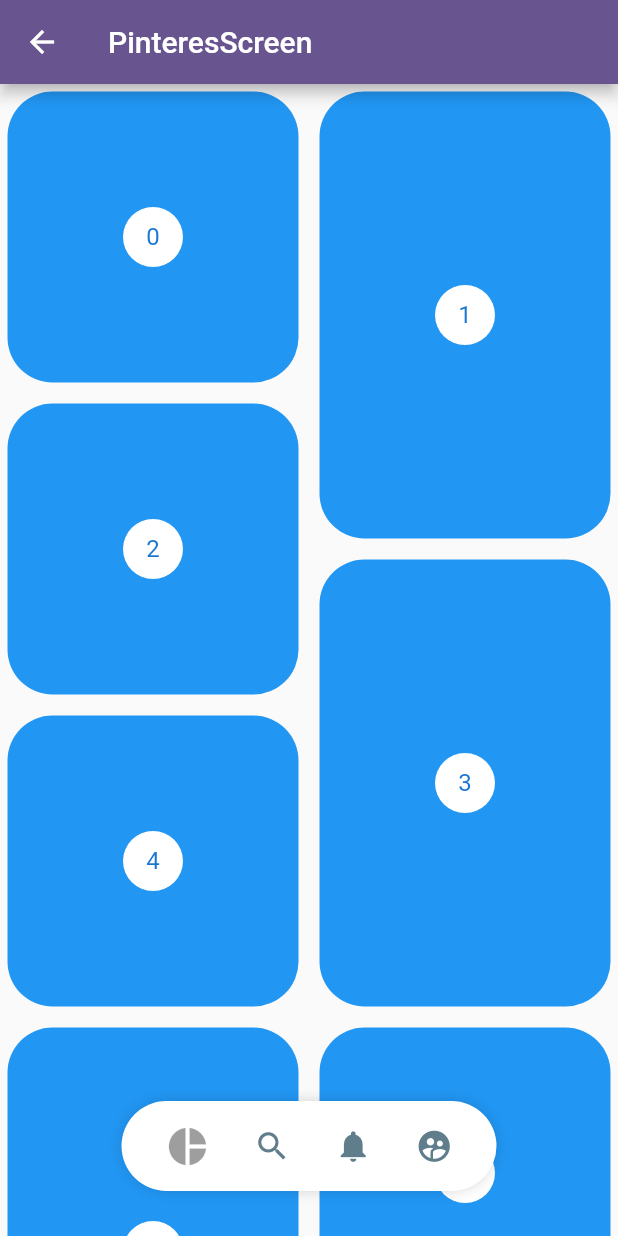
After one commit to shura1981/curso_diseno_flutter, a Flutter app: the PinteresScreen screen opened by its route, on a phone screen of 412 x 824 dp. The commit adds this screen. Run offline on Flutter 3.47's test engine with Material 3 defaults, Android fonts, the light colour scheme and no system bars; our stand-ins replace flutter_svg.

Commit message:
feat: inicio nueva clase vista de pinterest con el menú que se auto oculta al interactuar con el scroll

```diff
--- a/lib/routes/app_route.dart
+++ b/lib/routes/app_route.dart
@@ -32,6 +32,11 @@ class AppRoute {
         icon: Icons.slideshow,
         name: 'SliderShowScreen',
         screen: const SliderShowScreen()),
+    MenuRouter(
+        route: PinteresScreen.nameRoute,
+        icon: Icons.slideshow,
+        name: 'Pinteres',
+        screen: const PinteresScreen()),
   ];
   static Route<dynamic>? onGenerateRoute(RouteSettings setting) {
     return MaterialPageRoute(builder: (context) => const NotFoundScreen());
--- /dev/null
+++ b/lib/screens/pinteres_screen.dart
@@ -0,0 +1,79 @@
+import 'package:flutter/material.dart';
+import 'package:flutter_staggered_grid_view/flutter_staggered_grid_view.dart';
+
+import '../widgets/pinteres_menu/widget/pinteres_menu.dart';
+
+class PinteresScreen extends StatelessWidget {
+  const PinteresScreen({Key? key}) : super(key: key);
+
+  static const nameRoute = '/pinteres';
+
+  @override
+  Widget build(BuildContext context) {
+    return Scaffold(
+      appBar: AppBar(
+        title: const Text('PinteresScreen'),
+      ),
+      body: Stack(
+        children: [PinteresGrid(), _PinterestMenuBottom()],
+      ),
+    );
+  }
+}
+
+class _PinterestMenuBottom extends StatelessWidget {
+  @override
+  Widget build(BuildContext context) {
+    final anchoPantalla = MediaQuery.of(context).size.width;
+    return Positioned(
+        bottom: 30,
+        child: SizedBox(
+          width: anchoPantalla,
+          child: Align(child: PinteresMenu()),
+        ));
+  }
+}
+
+class PinteresGrid extends StatelessWidget {
+  PinteresGrid({super.key});
+
+  final List<int> items = List.generate(100, (index) => index);
+
+  @override
+  Widget build(BuildContext context) {
+    return StaggeredGridView.countBuilder(
+      crossAxisCount: 4,
+      itemCount: items.length,
+      itemBuilder: (BuildContext context, int index) => _PinteresItem(
+        index: index,
+      ),
+      staggeredTileBuilder: (int index) =>
+          StaggeredTile.count(2, index.isEven ? 2 : 3),
+      mainAxisSpacing: 4.0,
+      crossAxisSpacing: 4.0,
+    );
+  }
+}
+
+class _PinteresItem extends StatelessWidget {
+  const _PinteresItem({
+    required this.index,
+  });
+
+  final int index;
+  @override
+  Widget build(BuildContext context) {
+    return Container(
+        margin: const EdgeInsets.all(5),
+        decoration: BoxDecoration(
+          color: Colors.blue,
+          borderRadius: BorderRadius.circular(30),
+        ),
+        child: Center(
+          child: CircleAvatar(
+            backgroundColor: Colors.white,
+            child: Text('$index'),
+          ),
+        ));
+  }
+}
--- a/lib/screens/screens.dart
+++ b/lib/screens/screens.dart
@@ -4,3 +4,4 @@ export 'package:taller1/screens/circular_progress_screen.dart';
 export 'package:taller1/screens/home_screen.dart';
 export 'package:taller1/screens/not_found_screen.dart';
 export 'package:taller1/screens/slide_show_screen.dart';
+export 'package:taller1/screens/pinteres_screen.dart';
--- /dev/null
+++ b/lib/widgets/pinteres_menu/provider/pinteres_menu_provider.dart
@@ -0,0 +1,14 @@
+
+
+import 'package:flutter/material.dart';
+
+class MenuModel with ChangeNotifier {
+  int _itemSeleccionado = 0;
+
+  int get itemSeleccionado => _itemSeleccionado;
+
+  set itemSeleccionado(int valor) {
+    _itemSeleccionado = valor;
+    notifyListeners();
+  }
+}
--- /dev/null
+++ b/lib/widgets/pinteres_menu/widget/pinteres_menu.dart
@@ -0,0 +1,111 @@
+import 'package:flutter/material.dart';
+import 'package:provider/provider.dart';
+import 'package:taller1/widgets/pinteres_menu/provider/pinteres_menu_provider.dart';
+
+class PinterestButton {
+  final Function onPressed;
+  final IconData icon;
+
+  PinterestButton({required this.onPressed, required this.icon});
+}
+
+class PinteresMenu extends StatelessWidget {
+  final List<PinterestButton> menuItems = [
+    PinterestButton(
+        onPressed: () {
+          print('Icon pie chart');
+        },
+        icon: Icons.pie_chart),
+    PinterestButton(
+        onPressed: () {
+          print('Icon search');
+        },
+        icon: Icons.search),
+    PinterestButton(
+        onPressed: () {
+          print('Icon notifications');
+        },
+        icon: Icons.notifications),
+    PinterestButton(
+        onPressed: () {
+          print('Icon supervised_user_circle');
+        },
+        icon: Icons.supervised_user_circle),
+  ];
+
+  PinteresMenu({super.key});
+
+  @override
+  Widget build(BuildContext context) {
+    return ChangeNotifierProvider(
+      create: (_) => MenuModel(),
+      child: _PinterestMenuBackground(
+        _MenuItems(menuItems),
+      ),
+    );
+  }
+}
+
+class _PinterestMenuBackground extends StatelessWidget {
+  const _PinterestMenuBackground(this.child);
+  final Widget child;
+  @override
+  Widget build(BuildContext context) {
+    return Container(
+      width: 250,
+      height: 60,
+      decoration: BoxDecoration(
+        color: Colors.white,
+        borderRadius: BorderRadius.circular(100),
+        boxShadow: const [
+          BoxShadow(
+            color: Colors.black38,
+            blurRadius: 10,
+            spreadRadius: -5,
+          )
+        ],
+      ),
+      child: child,
+    );
+  }
+}
+
+class _MenuItems extends StatelessWidget {
+  const _MenuItems(this.menuItems);
+
+  final List<PinterestButton> menuItems;
+
+  @override
+  Widget build(BuildContext context) {
+    return Row(
+      mainAxisAlignment: MainAxisAlignment.spaceEvenly,
+      children: List.generate(menuItems.length,
+          (index) => _PinterestMenuButton(index, menuItems[index])),
+    );
+  }
+}
+
+class _PinterestMenuButton extends StatelessWidget {
+  final int index;
+  final PinterestButton item;
+
+  const _PinterestMenuButton(this.index, this.item);
+
+  @override
+  Widget build(BuildContext context) {
+    final provider= Provider.of<MenuModel>(context);
+
+    return GestureDetector(
+      onTap: (){
+        provider.itemSeleccionado = index;
+        item.onPressed();
+      },
+      behavior: HitTestBehavior.translucent,
+      child: Icon(
+        item.icon,
+        size: (provider.itemSeleccionado == index) ? 30 : 25,
+        color: (provider.itemSeleccionado == index) ? Colors.black38  :  Colors.blueGrey,
+      ),
+    );
+  }
+}
--- a/lib/widgets/widgets.dart
+++ b/lib/widgets/widgets.dart
@@ -3,3 +3,4 @@ export 'package:taller1/widgets/square.dart';
 export 'package:taller1/widgets/progress_circular.dart';
 export 'package:taller1/widgets/custom_slider/widget/custom_slider_show.dart';
 export 'package:taller1/widgets/slide.dart';
+export 'package:taller1/widgets/pinteres_menu/widget/pinteres_menu.dart';
--- a/pubspec.yaml
+++ b/pubspec.yaml
@@ -34,6 +34,7 @@ dependencies:
 
   provider:
   flutter_svg:
+  flutter_staggered_grid_view: ^0.4.1
   # The following adds the Cupertino Icons font to your application.
   # Use with the CupertinoIcons class for iOS style icons.
   cupertino_icons: ^1.0.2
```
